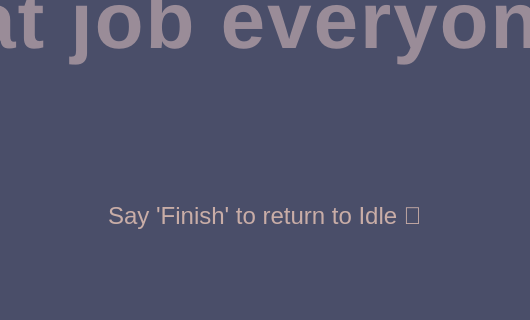
Above: ui/sessionCompleteUI.ui from zenBandara/akshi-robot-main before the change; both pictures show x 223 to 753 and y 280 to 600 of the 976 by 600 pixel window. Below: the same form after it.
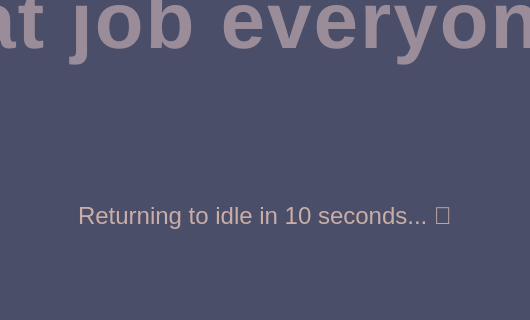
That is the form after the change.

```diff
--- a/ui/sessionCompleteUI.ui
+++ b/ui/sessionCompleteUI.ui
@@ -40,7 +40,7 @@
    </item>
    <item>
     <widget class="QLabel" name="hint_label">
-     <property name="text"><string>Say 'Finish' to return to Idle 🌟</string></property>
+     <property name="text"><string>Returning to idle in 10 seconds... 🌟</string></property>
      <property name="alignment"><set>Qt::AlignCenter</set></property>
      <property name="styleSheet"><string>font-size: 24px; color: #C9ADA7; margin-top: 50px;</string></property>
     </widget>
```
